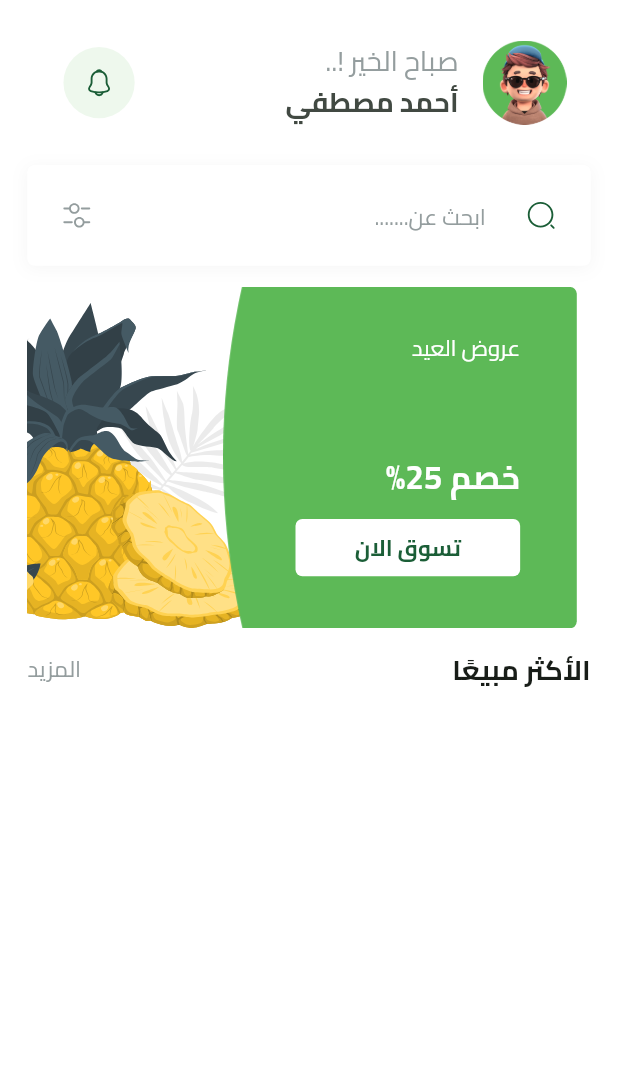
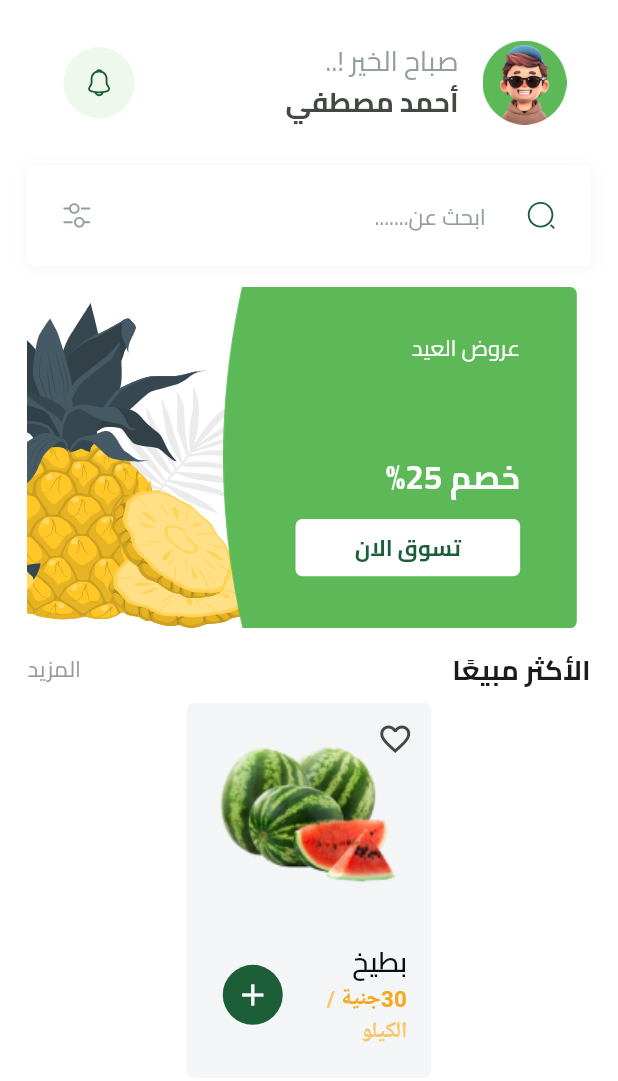
Before and after one commit to MhammadAli/Fakahany, a Flutter app: the HomeView screen opened by its route, on a phone screen of 412 x 824 dp. Shown: the top 1081 px of the screen. Run offline on Flutter 3.47's test engine with Material 3 defaults, Android fonts, the phone set to English and light mode, and no system bars; our stand-ins replace bloc, cloud_firestore, dartz, dots_indicator, firebase_auth, firebase_core and 8 more; missing offline and left inert: flutter_facebook_auth; accounts and stored records are empty.

Commit message:
Build fruit item.

```diff
--- /dev/null
+++ b/lib/core/widgets/fruit_item.dart
@@ -0,0 +1,99 @@
+import 'package:fakahany/utils/app_colors.dart';
+import 'package:fakahany/utils/app_text_styles.dart';
+import 'package:flutter/material.dart';
+import 'package:flutter_screenutil/flutter_screenutil.dart';
+
+import '../../generated/assets.dart';
+
+class FruitItem extends StatelessWidget {
+  const FruitItem({Key? key}) : super(key: key);
+
+  @override
+  Widget build(BuildContext context) {
+    return Container(
+      width: 163,
+      height: 250,
+      decoration: ShapeDecoration(
+        color: const Color(0xFFF3F5F7),
+        shape: RoundedRectangleBorder(
+          borderRadius: BorderRadius.circular(
+            4.r,
+          ),
+        ),
+      ),
+      child: Stack(
+        children: [
+          Positioned(
+            top: 0,
+            right: 0,
+            child: IconButton(
+              onPressed: () {},
+              icon: const Icon(
+                Icons.favorite_outline_outlined,
+              ),
+            ),
+          ),
+          Positioned.fill(
+            child: Column(
+              children: [
+                SizedBox(
+                  height: 20.h,
+                ),
+                Image.asset(
+                  Assets.imagesWatermelonTest,
+                ),
+                SizedBox(
+                  height: 24.h,
+                ),
+                ListTile(
+                  title: Text(
+                    'بطيخ',
+                    textAlign: TextAlign.right,
+                    style: AppTextStyles.semiBold16.copyWith(
+                      color: const Color(0xFF0C0D0D),
+                    ),
+                  ),
+                  subtitle: Text.rich(
+                    TextSpan(
+                      children: [
+                        TextSpan(
+                          text: '30جنية ',
+                          style: AppTextStyles.bold13.copyWith(
+                            color: AppColors.secondaryColor,
+                          ),
+                        ),
+                        TextSpan(
+                          text: '/',
+                          style: AppTextStyles.bold13.copyWith(
+                            color: AppColors.lightSecondaryColor,
+                          ),
+                        ),
+                        TextSpan(
+                          text: ' ',
+                          style: AppTextStyles.semiBold13.copyWith(
+                            color: AppColors.secondaryColor,
+                          ),
+                        ),
+                        TextSpan(
+                          text: 'الكيلو',
+                          style: AppTextStyles.semiBold13.copyWith(
+                            color: AppColors.lightSecondaryColor,
+                          ),
+                        ),
+                      ],
+                    ),
+                    textAlign: TextAlign.right,
+                  ),
+                  trailing: const CircleAvatar(
+                    backgroundColor: AppColors.primaryColor,
+                    child: Icon(Icons.add, color: Colors.white),
+                  ),
+                ),
+              ],
+            ),
+          ),
+        ],
+      ),
+    );
+  }
+}
--- a/lib/features/home/presentation/views/widgets/home_view_body.dart
+++ b/lib/features/home/presentation/views/widgets/home_view_body.dart
@@ -1,4 +1,5 @@
 import 'package:fakahany/constants.dart';
+import 'package:fakahany/core/widgets/fruit_item.dart';
 import 'package:fakahany/core/widgets/search_text_field.dart';
 import 'package:fakahany/features/home/presentation/views/widgets/best_selling_header.dart';
 import 'package:fakahany/features/home/presentation/views/widgets/custom_home_app_bar.dart';
@@ -34,6 +35,10 @@ class HomeViewBody extends StatelessWidget {
                   height: 12.h,
                 ),
                 const BestSellingHeader(),
+                SizedBox(
+                  height: 8.h,
+                ),
+                const FruitItem(),
               ],
             ),
           )
--- a/lib/utils/app_colors.dart
+++ b/lib/utils/app_colors.dart
@@ -5,5 +5,5 @@ abstract class AppColors {
   static const Color lightPrimaryColor = Color(0xFF2D9F5D);
 
   static const Color secondaryColor = Color(0xFFF4A91F);
-
+  static const Color lightSecondaryColor = Color(0xFFF8C76D);
 }
```
